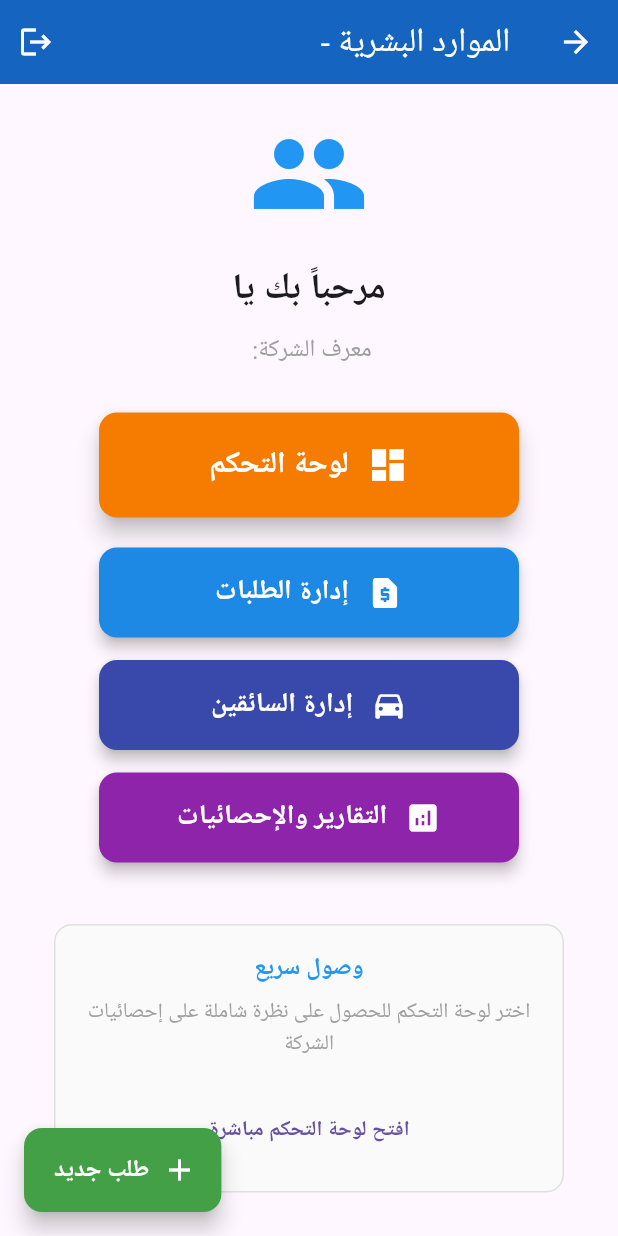
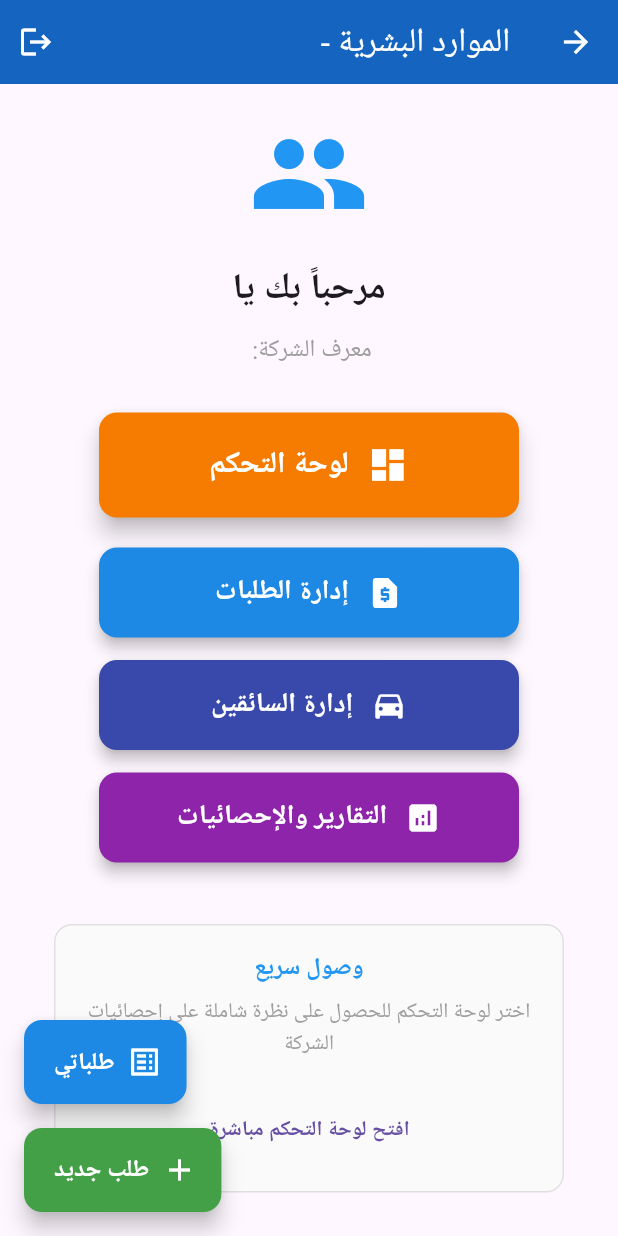
Before and after one commit to ahmedsima5-bot/DriversApp, a Flutter app: the HRMainScreen screen opened directly with empty values, on a phone screen of 412 x 824 dp. Run offline on Flutter 3.47's test engine with Material 3 defaults, Android fonts, the phone set to English and light mode, and no system bars; our stand-ins replace cloud_firestore, connectivity_plus, firebase_auth, firebase_core, flutter_map, geolocator and 5 more; missing offline and left inert: clipboard; accounts and stored records are empty; Roboto replaces fonts that are missing (Tajawal).

Commit message:
اضافة زر طلباتي لصفحة الموارد البشرية يالرئيسية

```diff
--- a/lib/Screens/hr/hr_main_screen.dart
+++ b/lib/Screens/hr/hr_main_screen.dart
@@ -7,6 +7,8 @@ import 'hr_reports_screen.dart';
 import 'hr_control_panel.dart';
 // 💡 استيراد شاشة طلب جديد (يجب التأكد من المسار الصحيح لديك)
 import '../requester/new_request_screen.dart';
+// 💡 استيراد شاشة طلباتي
+import '../requester/my_requests_screen.dart';
 
 
 class HRMainScreen extends StatefulWidget {
@@ -131,6 +133,19 @@ class _HRMainScreenState extends State<HRMainScreen> {
           companyId: widget.companyId,
           userId: _currentUserId, // نمرر الـ ID
           userName: _currentUserName, // نمرر الاسم
+        ),
+      ),
+    );
+  }
+
+  // 💡 دالة جديدة لفتح شاشة طلباتي
+  void _navigateToMyRequestsScreen() {
+    Navigator.of(context).push(
+      MaterialPageRoute(
+        builder: (context) => MyRequestsScreen(
+          companyId: widget.companyId,
+          userId: _currentUserId,
+          userName: _currentUserName,
         ),
       ),
     );
@@ -395,20 +410,41 @@ class _HRMainScreenState extends State<HRMainScreen> {
           ),
         ),
       ),
-      // 💡 إضافة الزر العائم في أسفل يسار الشاشة (Floating Action Button)
-      floatingActionButton: FloatingActionButton.extended(
-        onPressed: _navigateToNewRequestScreen,
-        tooltip: 'إنشاء طلب جديد', // الإيحاء النصي
-        backgroundColor: Colors.green[600],
-        foregroundColor: Colors.white,
-        shape: RoundedRectangleBorder(borderRadius: BorderRadius.circular(12)), // شكل مربع خفيف
-        icon: const Icon(Icons.add), // علامة +
-        label: const Text(
-          'طلب جديد', // النص المكتوب
-          style: TextStyle(fontWeight: FontWeight.bold, fontSize: 16),
-        ),
+      // 💡 إضافة الأزرار العائمة في أسفل الشاشة
+      floatingActionButton: Column(
+        mainAxisAlignment: MainAxisAlignment.end,
+        crossAxisAlignment: CrossAxisAlignment.end,
+        children: [
+          // زر طلباتي
+          FloatingActionButton.extended(
+            onPressed: _navigateToMyRequestsScreen,
+            tooltip: 'عرض طلباتي',
+            backgroundColor: Colors.blue[600],
+            foregroundColor: Colors.white,
+            shape: RoundedRectangleBorder(borderRadius: BorderRadius.circular(12)),
+            icon: const Icon(Icons.list_alt),
+            label: const Text(
+              'طلباتي',
+              style: TextStyle(fontWeight: FontWeight.bold, fontSize: 16),
+            ),
+          ),
+          const SizedBox(height: 16),
+          // زر طلب جديد
+          FloatingActionButton.extended(
+            onPressed: _navigateToNewRequestScreen,
+            tooltip: 'إنشاء طلب جديد',
+            backgroundColor: Colors.green[600],
+            foregroundColor: Colors.white,
+            shape: RoundedRectangleBorder(borderRadius: BorderRadius.circular(12)),
+            icon: const Icon(Icons.add),
+            label: const Text(
+              'طلب جديد',
+              style: TextStyle(fontWeight: FontWeight.bold, fontSize: 16),
+            ),
+          ),
+        ],
       ),
-      // 💡 وضع الزر في أسفل يسار الشاشة (EndDocked/End) ليتناسب مع التصميم العربي
+      // 💡 وضع الأزرار في أسفل يسار الشاشة ليتناسب مع التصميم العربي
       floatingActionButtonLocation: FloatingActionButtonLocation.endFloat,
     );
   }
```
